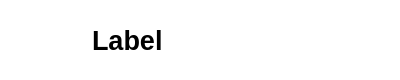
Above: artworkmenulistitem.ui from reesque/Maestro before the change. Below: the same form after it.
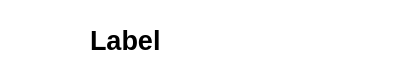
That is the form after the change. Icons and pictures are not drawn.

The edit to the form file:
```diff
--- a/artworkmenulistitem.ui
+++ b/artworkmenulistitem.ui
@@ -39,16 +39,16 @@
     <number>10</number>
    </property>
    <property name="leftMargin">
-    <number>2</number>
+    <number>0</number>
    </property>
    <property name="topMargin">
-    <number>2</number>
+    <number>0</number>
    </property>
    <property name="rightMargin">
-    <number>2</number>
+    <number>0</number>
    </property>
    <property name="bottomMargin">
-    <number>2</number>
+    <number>0</number>
    </property>
    <item>
     <widget class="QLabel" name="CoverArt">
```
